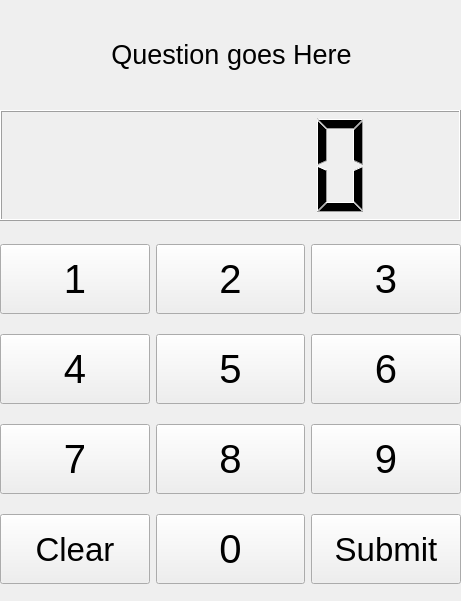
Qt form umati/UmatiMathTaskView.ui (kheimerl/umati) before a commit.
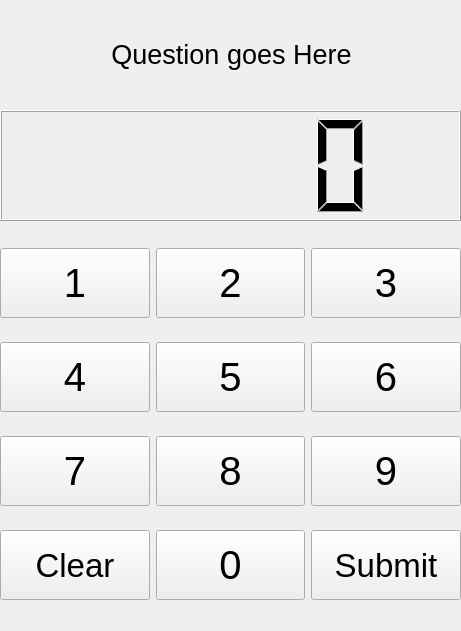
The same form after that commit.

The edit to the form file:
```diff
--- a/umati/UmatiMathTaskView.ui
+++ b/umati/UmatiMathTaskView.ui
@@ -7,7 +7,7 @@
     <x>0</x>
     <y>0</y>
     <width>461</width>
-    <height>601</height>
+    <height>631</height>
    </rect>
   </property>
   <property name="windowTitle">
@@ -22,7 +22,7 @@
      <x>0</x>
      <y>230</y>
      <width>461</width>
-     <height>371</height>
+     <height>391</height>
     </rect>
    </property>
    <layout class="QGridLayout" name="gridLayout_2">
```
